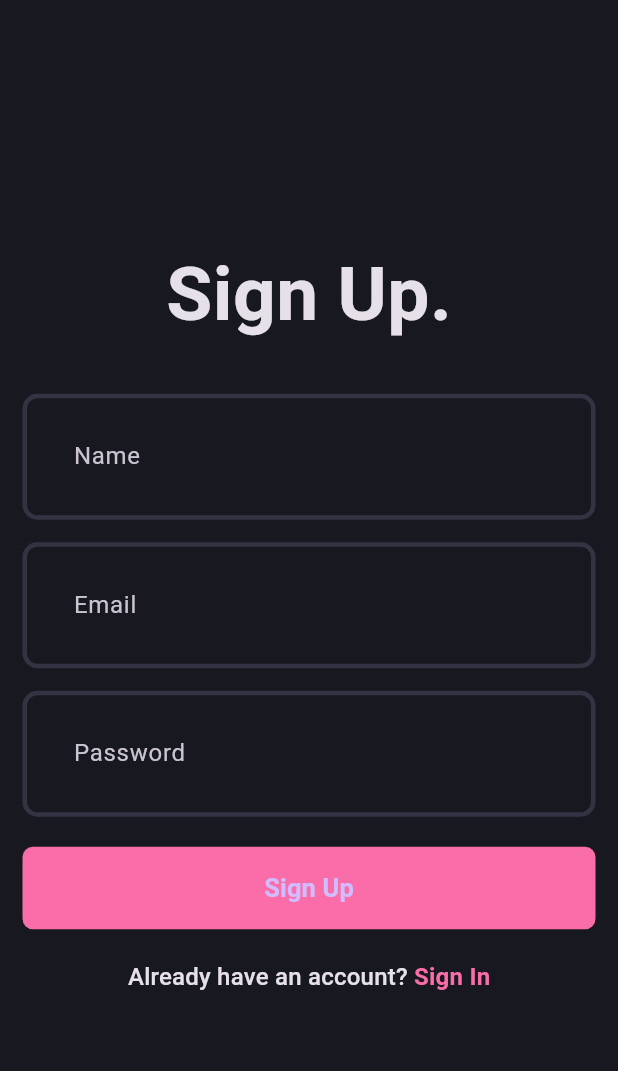
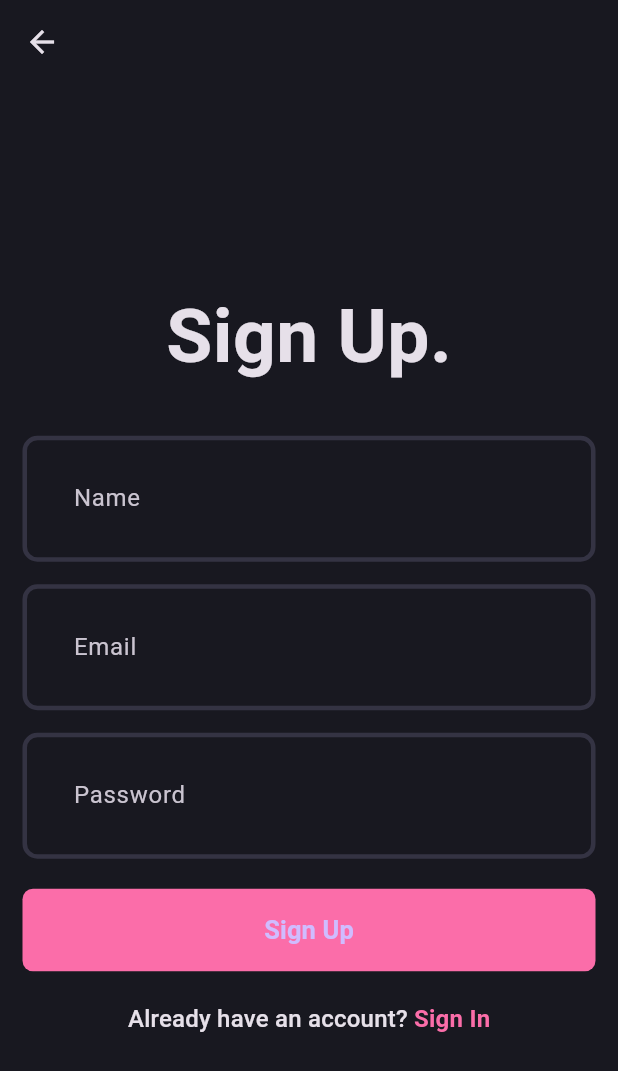
Before and after one commit to AfiqZaidin03/blog_app, a Flutter app: the SignUpPage screen opened directly, on a phone screen of 412 x 824 dp. Shown: the top 1071 px of the screen. Run offline on Flutter 3.47's test engine with Material 3 defaults, Android fonts, the phone set to English and light mode, and no system bars.

```diff
--- a/lib/core/theme/theme.dart
+++ b/lib/core/theme/theme.dart
@@ -12,6 +12,9 @@ class AppTheme {
 
   static final darkThemeMode = ThemeData.dark().copyWith(
     scaffoldBackgroundColor: AppPallete.backgroundColor,
+    appBarTheme: const AppBarTheme(
+      backgroundColor: AppPallete.backgroundColor,
+    ),
     inputDecorationTheme: InputDecorationTheme(
       contentPadding: const EdgeInsets.all(30),
       enabledBorder: _border(),
--- a/lib/features/presentation/pages/signup_page.dart
+++ b/lib/features/presentation/pages/signup_page.dart
@@ -32,6 +32,7 @@ class _SignUpPageState extends State<SignUpPage> {
   @override
   Widget build(BuildContext context) {
     return Scaffold(
+      appBar: AppBar(),
       body: Padding(
         padding: const EdgeInsets.all(15.0),
         child: Form(
```
